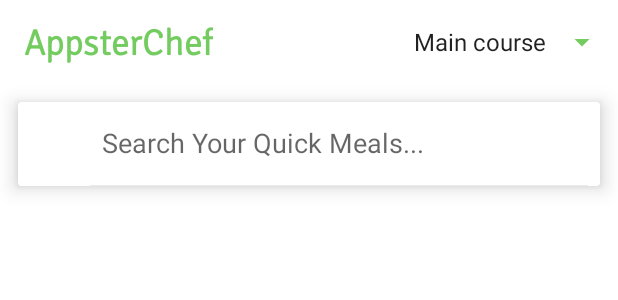
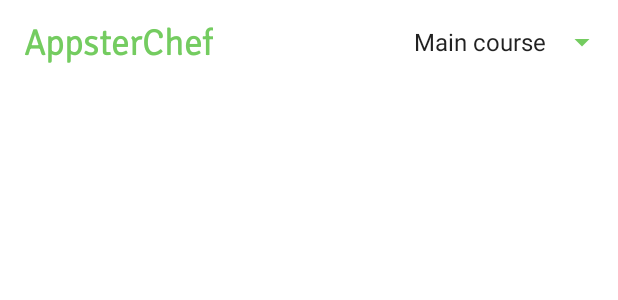
Before and after one commit to 18saunderss/Capstone2022, an Android app: the layout random_api_list.xml on its own in the app's theme, with its tools: preview values and no code run, on a phone screen of 412 x 824 dp. Shown: the top 300 px of the screen. Run offline under Robolectric (Android 15) with nearby library versions, the phone set to English and light mode, and no system bars.

Commit message:
removed searchbar

```diff
--- a/app/src/main/java/com/capstone2022/APIActivity.java
+++ b/app/src/main/java/com/capstone2022/APIActivity.java
@@ -60,7 +60,7 @@ public class APIActivity extends AppCompatActivity {
         //api
         recyclerView = findViewById(R.id.recycler_random);
         spinner = findViewById(R.id.spinner_tags);
-        searchView_home = findViewById(R.id.searchView_home);
+        //searchView_home = findViewById(R.id.searchView_home);
         //progressBar = (ProgressBar)findViewById(R.id.loader);
         //Sprite doubleBounce = new Wave();
         //progressBar.setIndeterminateDrawable(doubleBounce);
--- a/app/src/main/res/layout/random_api_list.xml
+++ b/app/src/main/res/layout/random_api_list.xml
@@ -39,20 +39,6 @@
         </RelativeLayout>
     </androidx.appcompat.widget.Toolbar>
 
-    <androidx.cardview.widget.CardView
-        app:cardBackgroundColor="@color/white"
-        android:layout_margin="12dp"
-        app:cardElevation="8dp"
-        android:layout_width="match_parent"
-        android:layout_height="?attr/actionBarSize">
-        <androidx.appcompat.widget.SearchView
-            android:id="@+id/searchView_home"
-            app:searchIcon="@drawable/ic_search"
-            app:iconifiedByDefault="false"
-            app:queryHint="Search Your Quick Meals..."
-            android:layout_width="match_parent"
-            android:layout_height="match_parent"/>
-    </androidx.cardview.widget.CardView>
 
     <androidx.recyclerview.widget.RecyclerView
         android:visibility="gone"
--- a/app/src/main/res/values/themes.xml
+++ b/app/src/main/res/values/themes.xml
@@ -27,6 +27,6 @@
         <item name="android:textColor">@color/black</item>
     </style>
     <style name="searchViewStyle" parent="Widget.AppCompat.SearchView">
-        <item name="android:textColor">@color/white</item>
+        <item name="android:textColor">@color/black</item>
     </style>
 </resources>
```
